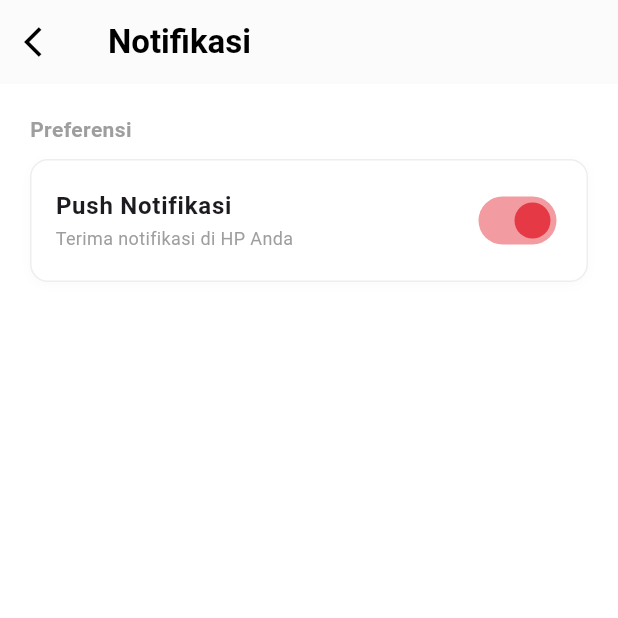
After one commit to farhanlhsn/MyTelUV2, a Flutter app: the NotificationPage screen opened by its route, on a phone screen of 412 x 824 dp, the top half of it. The commit adds this screen. Run offline on Flutter 3.47's test engine with Material 3 defaults, Android fonts, the phone set to English and light mode, and no system bars; our stand-ins replace dio, flutter_map, flutter_secure_storage, get, image_picker, latlong2; accounts and stored records are empty; network calls fail.

Commit message:
nambahin page buat akun dan notifikasi di setting

```diff
--- a/mobile/lib/app/routes.dart
+++ b/mobile/lib/app/routes.dart
@@ -14,7 +14,8 @@ import '../pages/kendaraan/historyPengajuan/userhistoripengajuan.dart';
 import '../pages/absensi/absensi_page.dart';
 import '../pages/Punya_Raja/analitik/analitik_parkir.dart';
 import '../pages/kendaraan/parkir/histori_parkir_page.dart';
-
+import '../pages/settings/account_page.dart';
+import '../pages/settings/notification_page.dart';
 class AppRoutes {
   static const String login = '/login';
   static const String home = '/home';
@@ -29,6 +30,8 @@ class AppRoutes {
   static const String absensi = '/absensi';
   static const String analitikParkir = '/analitik-parkir';
   static const String historiParkir = '/histori-parkir';
+  static const String account = '/account';
+  static const String notification = '/notification';
   static final List<GetPage<dynamic>> pages = <GetPage<dynamic>>[
     GetPage<dynamic>(
       name: login,
@@ -82,6 +85,14 @@ class AppRoutes {
     GetPage<dynamic>(
       name: historiParkir,
       page: () => const HistoriParkirPage(),
+    ),
+    GetPage<dynamic>(
+      name: account,
+      page: () => const AccountPage(),
+    ),
+    GetPage<dynamic>(
+      name: notification,
+      page: () => const NotificationPage(),
     )
   ];
 }
--- /dev/null
+++ b/mobile/lib/pages/settings/notification_page.dart
@@ -0,0 +1,89 @@
+import 'package:flutter/material.dart';
+import 'package:get/get.dart';
+
+class NotificationPage extends StatelessWidget {
+  const NotificationPage({super.key});
+
+  @override
+  Widget build(BuildContext context) {
+    // State lokal sederhana menggunakan GetX
+    // Default valuenya true (Nyala)
+    final RxBool isNotificationEnabled = true.obs;
+
+    // Warna tema
+    const Color primaryColor = Color(0xFFE63946);
+
+    return Scaffold(
+      backgroundColor: Colors.white,
+      appBar: AppBar(
+        title: const Text(
+          "Notifikasi",
+          style: TextStyle(color: Colors.black, fontWeight: FontWeight.bold),
+        ),
+        backgroundColor: Colors.white,
+        elevation: 0.5,
+        leading: IconButton(
+          icon: const Icon(Icons.arrow_back_ios, color: Colors.black),
+          onPressed: () => Get.back(),
+        ),
+      ),
+      body: Padding(
+        padding: const EdgeInsets.all(20.0),
+        child: Column(
+          crossAxisAlignment: CrossAxisAlignment.start,
+          children: [
+            const Text(
+              "Preferensi",
+              style: TextStyle(fontSize: 14, fontWeight: FontWeight.bold, color: Colors.grey),
+            ),
+            const SizedBox(height: 10),
+
+            // --- KARTU SWITCH ON/OFF ---
+            Container(
+              decoration: BoxDecoration(
+                color: Colors.white,
+                borderRadius: BorderRadius.circular(12),
+                border: Border.all(color: Colors.grey.shade200),
+                boxShadow: [
+                  BoxShadow(
+                    color: Colors.grey.withOpacity(0.05),
+                    blurRadius: 5,
+                    offset: const Offset(0, 2),
+                  ),
+                ],
+              ),
+              child: Obx(() => SwitchListTile(
+                contentPadding: const EdgeInsets.symmetric(horizontal: 16, vertical: 4),
+                activeColor: primaryColor, // Warna merah saat ON
+                title: const Text(
+                  "Push Notifikasi",
+                  style: TextStyle(fontWeight: FontWeight.bold, fontSize: 16),
+                ),
+                subtitle: const Text(
+                  "Terima notifikasi di HP Anda",
+                  style: TextStyle(fontSize: 12, color: Colors.grey),
+                ),
+                value: isNotificationEnabled.value,
+                onChanged: (bool value) {
+                  // Ubah nilai state
+                  isNotificationEnabled.value = value;
+
+                  // Feedback sederhana (SnackBar)
+                  Get.snackbar(
+                    value ? "Notifikasi Aktif" : "Notifikasi Non-Aktif",
+                    value ? "Anda akan menerima notifikasi" : "Anda tidak akan menerima notifikasi",
+                    snackPosition: SnackPosition.BOTTOM,
+                    backgroundColor: value ? Colors.green.shade100 : Colors.red.shade100,
+                    colorText: value ? Colors.green.shade900 : Colors.red.shade900,
+                    duration: const Duration(seconds: 1),
+                    margin: const EdgeInsets.all(16),
+                  );
+                },
+              )),
+            ),
+          ],
+        ),
+      ),
+    );
+  }
+}
```
Also changed, not shown: mobile/lib/controllers/account_controller.dart (added, +84 -0 lines), mobile/lib/pages/Punya_Raja/analitik/analitik_parkir.dart (+25 -26 lines), mobile/lib/pages/home/settings_page.dart (+6 -2 lines), mobile/lib/pages/settings/account_page.dart (added, +201 -0 lines).
